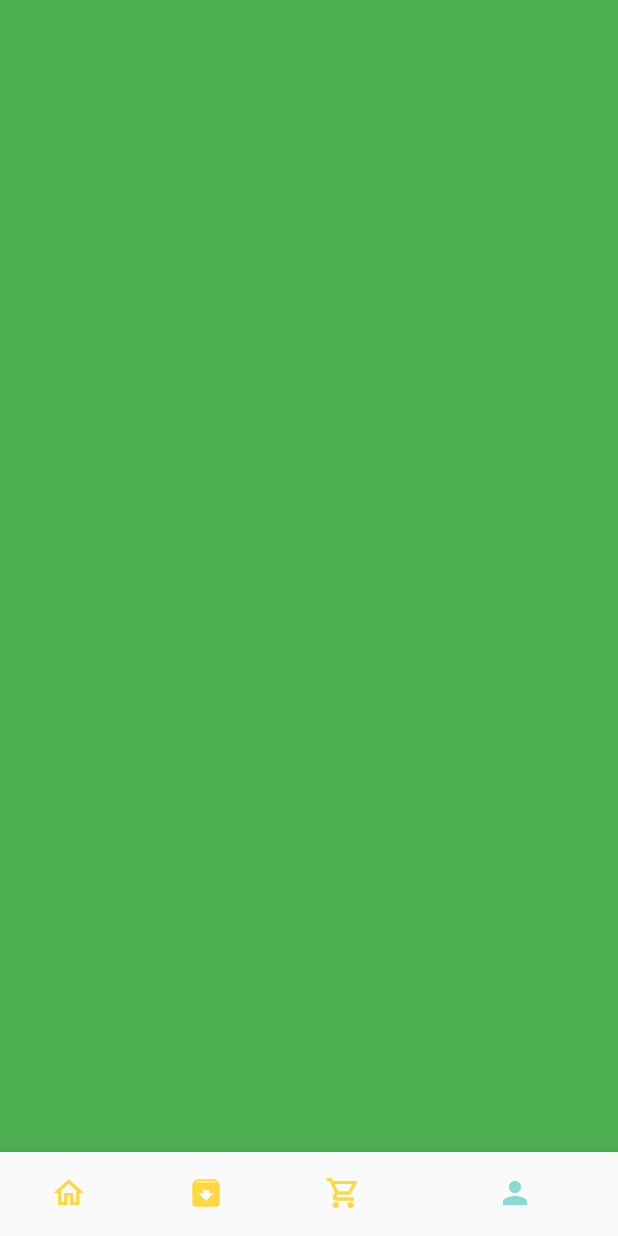
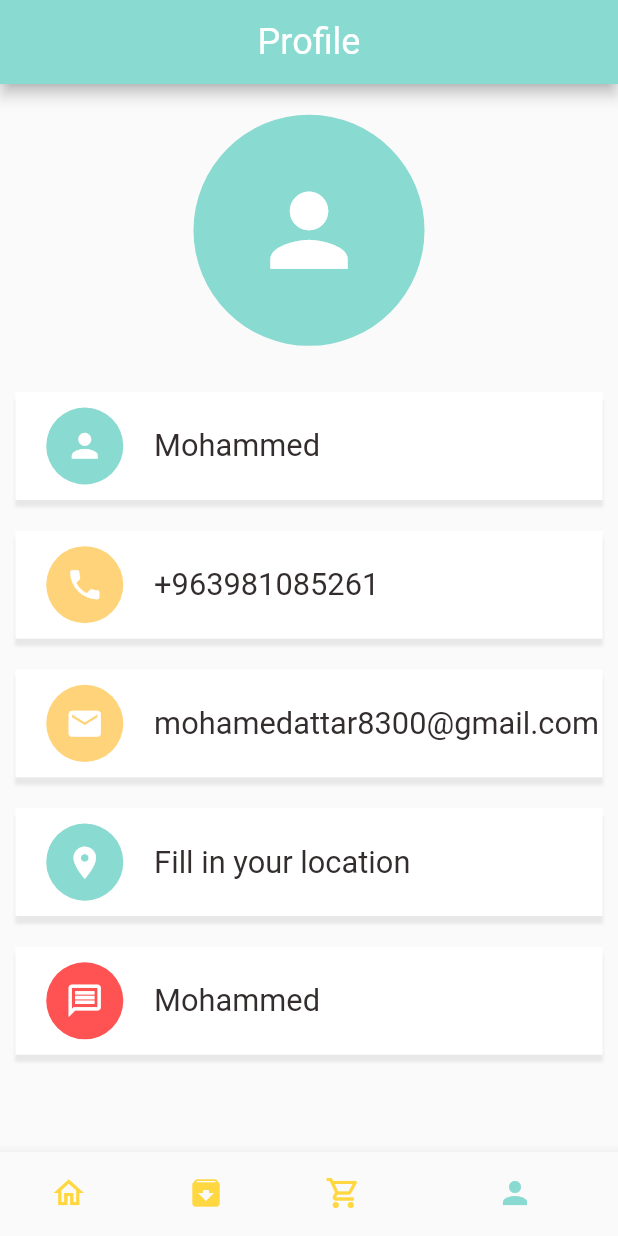
Before and after one commit to MohammedAttar002997/e-commerce-flutter-app, a Flutter app: the screen it shows after launch, item 4 of the bottom bar chosen, on a phone screen of 412 x 824 dp. Run offline on Flutter 3.47's test engine with Material 2 defaults, Android fonts, the phone set to English and light mode, and no system bars; our stand-ins replace card_swiper, dots_indicator, get, shared_preferences; network calls fail.

Commit message:
* Added a refresh indicator to the main food page. * Fixed some bugs related to the cart history screen. * Added the account page to the app.

```diff
--- /dev/null
+++ b/lib/screens/account/account_page.dart
@@ -0,0 +1,133 @@
+import 'package:flutter/material.dart';
+import 'package:flutter_ecommerce_app_clean_code/utils/colors.dart';
+import 'package:flutter_ecommerce_app_clean_code/widgets/account_widget.dart';
+import 'package:flutter_ecommerce_app_clean_code/widgets/app_icon.dart';
+import 'package:flutter_ecommerce_app_clean_code/widgets/big_text.dart';
+
+import '../../utils/dimensions.dart';
+
+class AccountPage extends StatelessWidget {
+  const AccountPage({super.key});
+
+  @override
+  Widget build(BuildContext context) {
+    return Scaffold(
+      appBar: AppBar(
+        centerTitle: true,
+        backgroundColor: AppColor.mainColor,
+        title: BigText(
+          text: "Profile",
+          size: 24,
+          color: Colors.white,
+        ),
+      ),
+      body: Container(
+        width: double.maxFinite,
+        margin: EdgeInsets.only(top: Dimensions.height20),
+        child: Column(
+          children: [
+            //profile icon
+            AppIcon(
+              icon: Icons.person,
+              iconSize: Dimensions.height30 + Dimensions.height45,
+              size: Dimensions.height15 * 10,
+              backgroundColor: AppColor.mainColor,
+              iconColor: Colors.white,
+            ),
+            SizedBox(
+              height: Dimensions.height30,
+            ),
+            Expanded(
+              child: SingleChildScrollView(
+                child: Column(
+                  children: [
+                    //name
+                    AccountWidget(
+                      appIcon: AppIcon(
+                        icon: Icons.person,
+                        backgroundColor: AppColor.mainColor,
+                        size: Dimensions.height10 * 5,
+                        iconColor: Colors.white,
+                        iconSize: Dimensions.height10 * 5 / 2,
+                      ),
+                      bigText: BigText(
+                        text: "Mohammed",
+                      ),
+                    ),
+                    SizedBox(
+                      height: Dimensions.height20,
+                    ),
+                    //phone
+                    AccountWidget(
+                      appIcon: AppIcon(
+                        icon: Icons.phone,
+                        backgroundColor: AppColor.yellowColor,
+                        size: Dimensions.height10 * 5,
+                        iconColor: Colors.white,
+                        iconSize: Dimensions.height10 * 5 / 2,
+                      ),
+                      bigText: BigText(
+                        text: "+963981085261",
+                      ),
+                    ),
+                    SizedBox(
+                      height: Dimensions.height20,
+                    ),
+                    //email
+                    AccountWidget(
+                      appIcon: AppIcon(
+                        icon: Icons.email,
+                        backgroundColor: AppColor.yellowColor,
+                        size: Dimensions.height10 * 5,
+                        iconColor: Colors.white,
+                        iconSize: Dimensions.height10 * 5 / 2,
+                      ),
+                      bigText: BigText(
+                        text: "mohamedattar8300@gmail.com",
+                      ),
+                    ),
+                    SizedBox(
+                      height: Dimensions.height20,
+                    ),
+                    //address
+                    AccountWidget(
+                      appIcon: AppIcon(
+                        icon: Icons.location_on,
+                        backgroundColor: AppColor.mainColor,
+                        size: Dimensions.height10 * 5,
+                        iconColor: Colors.white,
+                        iconSize: Dimensions.height10 * 5 / 2,
+                      ),
+                      bigText: BigText(
+                        text: "Fill in your location",
+                      ),
+                    ),
+                    SizedBox(
+                      height: Dimensions.height20,
+                    ),
+                    //message
+                    AccountWidget(
+                      appIcon: AppIcon(
+                        icon: Icons.message_outlined,
+                        backgroundColor: Colors.redAccent,
+                        size: Dimensions.height10 * 5,
+                        iconColor: Colors.white,
+                        iconSize: Dimensions.height10 * 5 / 2,
+                      ),
+                      bigText: BigText(
+                        text: "Mohammed",
+                      ),
+                    ),
+                    SizedBox(
+                      height: Dimensions.height20,
+                    ),
+                  ],
+                ),
+              ),
+            ),
+          ],
+        ),
+      ),
+    );
+  }
+}
--- a/lib/screens/cart/cart_history.dart
+++ b/lib/screens/cart/cart_history.dart
@@ -40,6 +40,16 @@ class CartHistory extends StatelessWidget {
 
     List<int> itemPerOrder = cartItemsPerOrderToList();
     var listCounter = 0;
+    Widget timeWidget(int index) {
+      var outputDate = DateTime.now().toString();
+      if (index < getCartHistoryList.length) {
+        DateTime parseDate = DateFormat("yyyy-MM-dd HH:mm:ss")
+            .parse(getCartHistoryList[listCounter].time!);
+        var outputFormat = DateFormat("MM/dd/yyyy  hh:mm a");
+        outputDate = outputFormat.format(parseDate);
+      }
+      return BigText(text: outputDate);
+    }
 
     return Scaffold(
       body: Column(
@@ -88,17 +98,7 @@ class CartHistory extends StatelessWidget {
                                 child: Column(
                                   crossAxisAlignment: CrossAxisAlignment.start,
                                   children: [
-                                    (() {
-                                      DateTime parseDate = DateFormat(
-                                              "yyyy-MM-dd HH:mm:ss")
-                                          .parse(getCartHistoryList[listCounter]
-                                              .time!);
-                                      var outputFormat =
-                                          DateFormat("MM/dd/yyyy  hh:mm a");
-                                      var outputDate =
-                                          outputFormat.format(parseDate);
-                                      return BigText(text: outputDate);
-                                    }()),
+                                    timeWidget(listCounter),
                                     SizedBox(
                                       height: Dimensions.height10,
                                     ),
--- a/lib/screens/home/home_page.dart
+++ b/lib/screens/home/home_page.dart
@@ -1,4 +1,5 @@
 import 'package:flutter/material.dart';
+import 'package:flutter_ecommerce_app_clean_code/screens/account/account_page.dart';
 import 'package:flutter_ecommerce_app_clean_code/screens/cart/cart_history.dart';
 import 'package:flutter_ecommerce_app_clean_code/screens/home/main_home_page.dart';
 import 'package:flutter_ecommerce_app_clean_code/utils/colors.dart';
@@ -21,9 +22,7 @@ class _HomePageState extends State<HomePage> {
       color: Colors.red,
     ),
     const CartHistory(),
-    Container(
-      color: Colors.green,
-    ),
+    const AccountPage(),
   ];
 
 /*  @override
--- a/lib/screens/home/main_home_page.dart
+++ b/lib/screens/home/main_home_page.dart
@@ -3,7 +3,10 @@ import 'package:flutter_ecommerce_app_clean_code/utils/colors.dart';
 import 'package:flutter_ecommerce_app_clean_code/utils/dimensions.dart';
 import 'package:flutter_ecommerce_app_clean_code/widgets/big_text.dart';
 import 'package:flutter_ecommerce_app_clean_code/widgets/small_text.dart';
+import 'package:get/get.dart';
 
+import '../../controllers/popular_product_controller.dart';
+import '../../controllers/recommended_product_controller.dart';
 import 'food_page_body.dart';
 
 class MainFoodPage extends StatefulWidget {
@@ -14,12 +17,18 @@ class MainFoodPage extends StatefulWidget {
 }
 
 class _MainFoodPageState extends State<MainFoodPage> {
+  Future<void> _loadResources() async {
+    await Get.find<PopularProductController>().getPopularProductList();
+    await Get.find<RecommendedProductController>().getRecommendedProductList();
+  }
+
   @override
   Widget build(BuildContext context) {
     print(
         "Current screen size${MediaQuery.of(context).size.height.toString()}");
-    return Scaffold(
-      body: Column(
+    return RefreshIndicator(
+      onRefresh: _loadResources,
+      child: Column(
         children: [
           Container(
             margin: EdgeInsets.only(
--- a/lib/utils/app_constant.dart
+++ b/lib/utils/app_constant.dart
@@ -2,9 +2,13 @@ class AppConstant {
   static const String APP_NAME = "BestFoodEverApp";
   static const int APP_VERSION = 1;
 
-  static const String BASE_URL = "http://mvs.bslmeiyu.com";
+  // static const String BASE_URL = "http://127.0.0.1:8000";
+  static const String BASE_URL = "http://10.0.2.2:8000";
+  static const String BASE_URL_FOR_MOBILE = "http://10.0.2.2:8000";
+  static const String BASE_URL_FOR_IMAGE = "http://127.0.0.1:8000";
   static const String POPULAR_PRODUCT_URI = "/api/v1/products/popular";
   static const String RECOMMENDED_PRODUCT_URI = "/api/v1/products/recommended";
+  static const String DRUBKS_URI = "/api/v1/products/drinks";
   static const String UPLOAD_URL = "/uploads/";
   static const String TOKEN = "DBtoken";
   static const String CART_LIST = "cart-list";
--- a/lib/utils/dimensions.dart
+++ b/lib/utils/dimensions.dart
@@ -10,8 +10,10 @@ class Dimensions {
   // dynamic height padding and margin
   static double height10 = screenHeight / 80.2;
   static double height12 = screenHeight / 66.83;
+  static double height15 = screenHeight / 53.5;
   static double height20 = screenHeight / 40.1;
   static double height25 = screenHeight / 32.08;
+  static double height30 = screenHeight / 26.75;
   static double height45 = screenHeight / 17.82;
   static double listHeight = screenHeight / 1.14;
 
--- /dev/null
+++ b/lib/widgets/account_widget.dart
@@ -0,0 +1,50 @@
+import 'package:flutter/material.dart';
+import 'package:flutter_ecommerce_app_clean_code/widgets/big_text.dart';
+
+import '../utils/dimensions.dart';
+import 'app_icon.dart';
+
+class AccountWidget extends StatelessWidget {
+  AppIcon appIcon;
+  BigText bigText;
+
+  AccountWidget({
+    super.key,
+    required this.appIcon,
+    required this.bigText,
+  });
+
+  @override
+  Widget build(BuildContext context) {
+    return Container(
+      margin: EdgeInsets.only(
+        left: Dimensions.width10,
+        right: Dimensions.width10,
+      ),
+      padding: EdgeInsets.only(
+        left: Dimensions.width20,
+        top: Dimensions.height10,
+        bottom: Dimensions.height10,
+      ),
+      decoration: BoxDecoration(
+        color: Colors.white,
+        boxShadow: [
+          BoxShadow(
+            blurRadius: 1,
+            offset: const Offset(0, 5),
+            color: Colors.grey.withOpacity(0.2),
+          ),
+        ],
+      ),
+      child: Row(
+        children: [
+          appIcon,
+          SizedBox(
+            width: Dimensions.width20,
+          ),
+          Expanded(child: bigText),
+        ],
+      ),
+    );
+  }
+}
```
